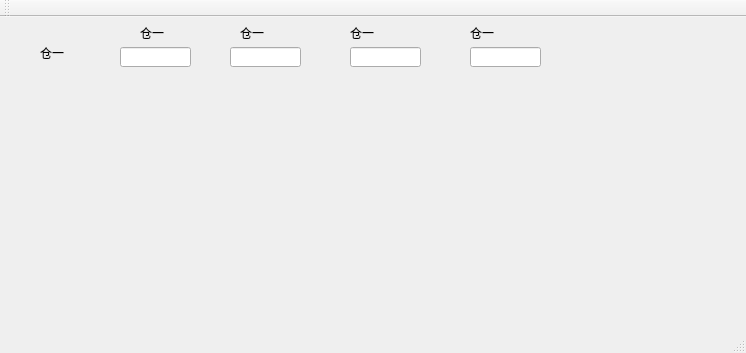
Before: the Qt Designer form mainwindow.ui in godvmxi/ShipSet, drawn with Qt 5.
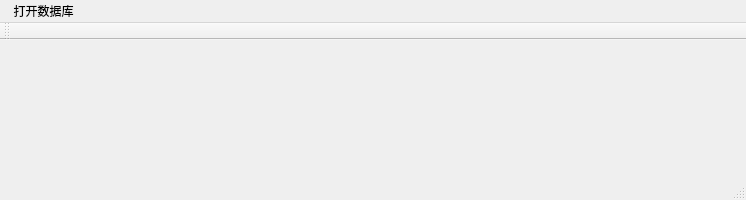
After: the same form once the commit is applied.

```diff
--- a/mainwindow.ui
+++ b/mainwindow.ui
@@ -7,119 +7,13 @@
     <x>0</x>
     <y>0</y>
     <width>746</width>
-    <height>353</height>
+    <height>200</height>
    </rect>
   </property>
   <property name="windowTitle">
    <string>船舶舱容量计算</string>
   </property>
-  <widget class="QWidget" name="centralWidget">
-   <widget class="QLabel" name="label">
-    <property name="geometry">
-     <rect>
-      <x>40</x>
-      <y>30</y>
-      <width>54</width>
-      <height>12</height>
-     </rect>
-    </property>
-    <property name="text">
-     <string>仓一</string>
-    </property>
-   </widget>
-   <widget class="QLineEdit" name="lineEdit">
-    <property name="geometry">
-     <rect>
-      <x>120</x>
-      <y>30</y>
-      <width>71</width>
-      <height>20</height>
-     </rect>
-    </property>
-   </widget>
-   <widget class="QLineEdit" name="lineEdit_2">
-    <property name="geometry">
-     <rect>
-      <x>230</x>
-      <y>30</y>
-      <width>71</width>
-      <height>20</height>
-     </rect>
-    </property>
-   </widget>
-   <widget class="QLineEdit" name="lineEdit_3">
-    <property name="geometry">
-     <rect>
-      <x>350</x>
-      <y>30</y>
-      <width>71</width>
-      <height>20</height>
-     </rect>
-    </property>
-   </widget>
-   <widget class="QLineEdit" name="lineEdit_4">
-    <property name="geometry">
-     <rect>
-      <x>470</x>
-      <y>30</y>
-      <width>71</width>
-      <height>20</height>
-     </rect>
-    </property>
-   </widget>
-   <widget class="QLabel" name="label_2">
-    <property name="geometry">
-     <rect>
-      <x>140</x>
-      <y>10</y>
-      <width>54</width>
-      <height>12</height>
-     </rect>
-    </property>
-    <property name="text">
-     <string>仓一</string>
-    </property>
-   </widget>
-   <widget class="QLabel" name="label_3">
-    <property name="geometry">
-     <rect>
-      <x>240</x>
-      <y>10</y>
-      <width>54</width>
-      <height>12</height>
-     </rect>
-    </property>
-    <property name="text">
-     <string>仓一</string>
-    </property>
-   </widget>
-   <widget class="QLabel" name="label_4">
-    <property name="geometry">
-     <rect>
-      <x>350</x>
-      <y>10</y>
-      <width>54</width>
-      <height>12</height>
-     </rect>
-    </property>
-    <property name="text">
-     <string>仓一</string>
-    </property>
-   </widget>
-   <widget class="QLabel" name="label_5">
-    <property name="geometry">
-     <rect>
-      <x>470</x>
-      <y>10</y>
-      <width>54</width>
-      <height>12</height>
-     </rect>
-    </property>
-    <property name="text">
-     <string>仓一</string>
-    </property>
-   </widget>
-  </widget>
+  <widget class="QWidget" name="centralWidget"/>
   <widget class="QMenuBar" name="menuBar">
    <property name="geometry">
     <rect>
@@ -129,6 +23,12 @@
      <height>23</height>
     </rect>
    </property>
+   <widget class="QMenu" name="menu">
+    <property name="title">
+     <string> 打开数据库</string>
+    </property>
+   </widget>
+   <addaction name="menu"/>
   </widget>
   <widget class="QToolBar" name="mainToolBar">
    <attribute name="toolBarArea">
```
